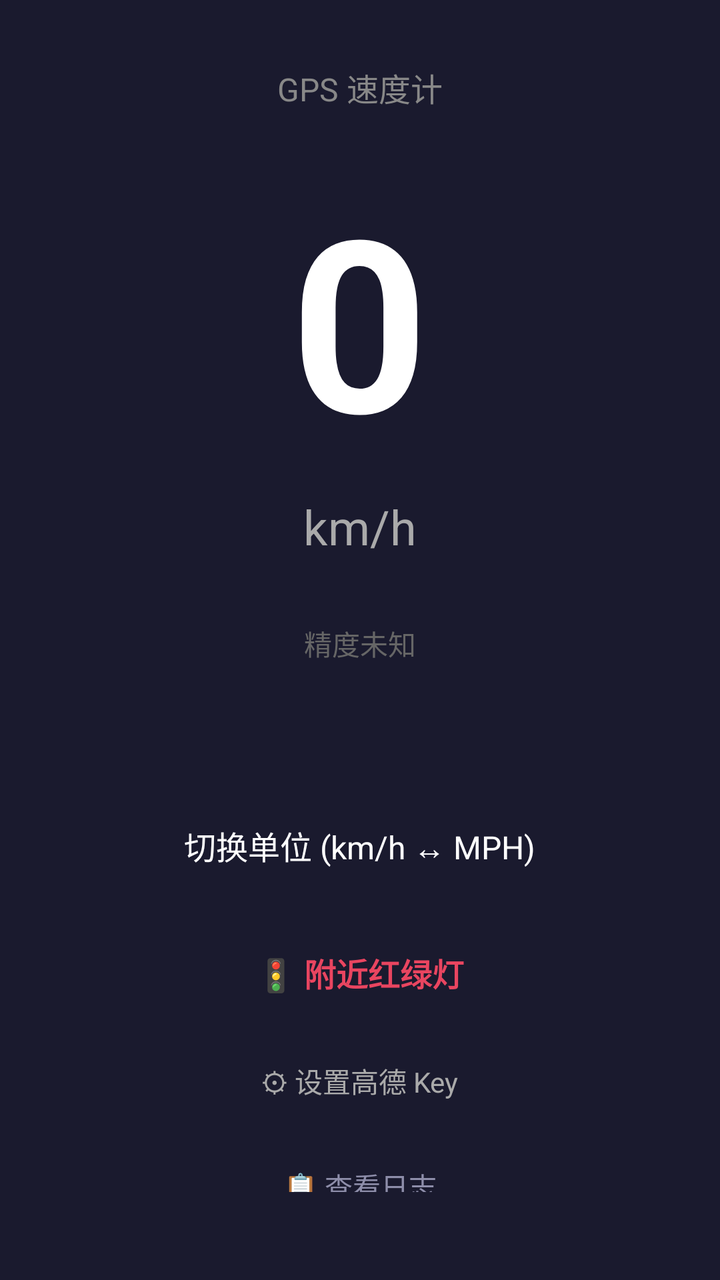
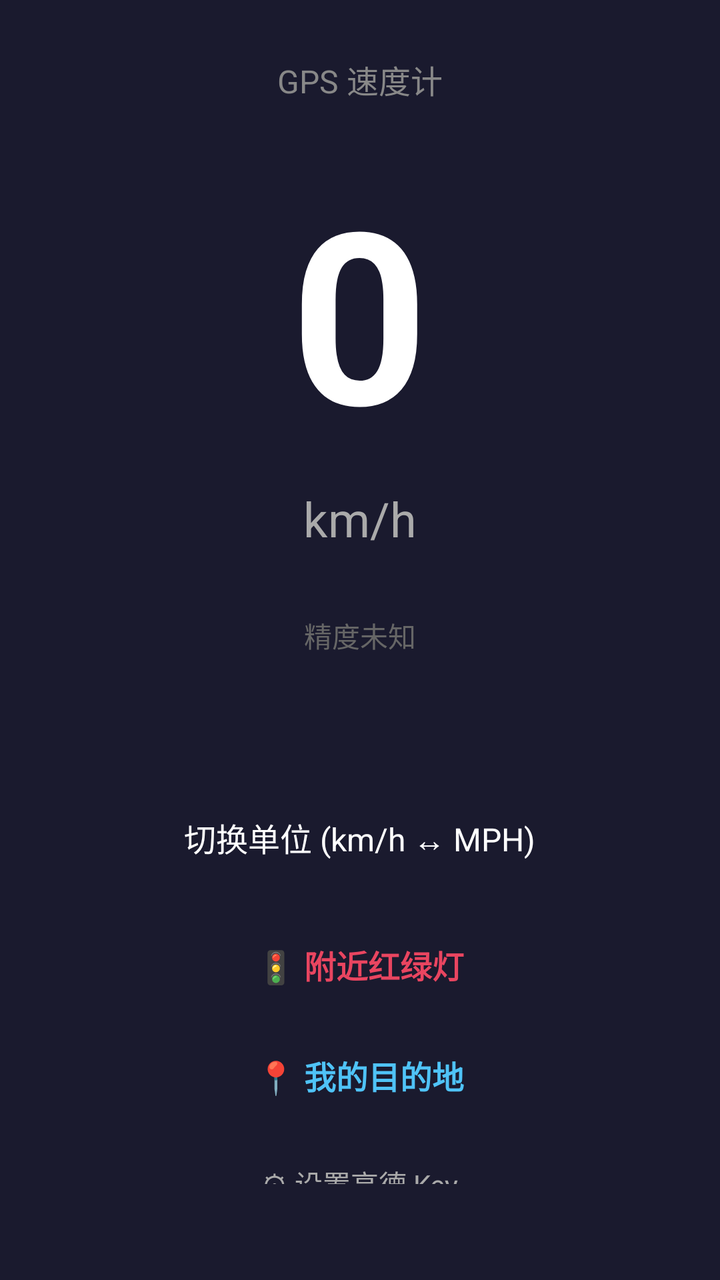

The first picture is an Android layout as it rendered before a commit; the second is the same layout after the commit. The layout source and the unified diff follow.
<!-- AndroidManifest.xml: application theme Theme.GpsSpeedometer -->
<!-- res/layout/activity_main.xml -->
<?xml version="1.0" encoding="utf-8"?>
<LinearLayout xmlns:android="http://schemas.android.com/apk/res/android"
    android:layout_width="match_parent"
    android:layout_height="match_parent"
    android:background="#1A1A2E"
    android:gravity="center"
    android:orientation="vertical"
    android:padding="32dp">

    <TextView
        android:layout_width="wrap_content"
        android:layout_height="wrap_content"
        android:text="@string/app_name"
        android:textColor="#888888"
        android:textSize="16sp" />

    <TextView
        android:id="@+id/tv_speed"
        android:layout_width="wrap_content"
        android:layout_height="wrap_content"
        android:layout_marginTop="24dp"
        android:text="0"
        android:textColor="#FFFFFF"
        android:textSize="120sp"
        android:textStyle="bold" />

    <TextView
        android:id="@+id/tv_unit"
        android:layout_width="wrap_content"
        android:layout_height="wrap_content"
        android:layout_marginTop="8dp"
        android:text="km/h"
        android:textColor="#AAAAAA"
        android:textSize="24sp" />

    <TextView
        android:id="@+id/tv_accuracy"
        android:layout_width="wrap_content"
        android:layout_height="wrap_content"
        android:layout_marginTop="32dp"
        android:text="@string/accuracy_unknown"
        android:textColor="#666666"
        android:textSize="14sp" />

    <TextView
        android:id="@+id/tv_source"
        android:layout_width="wrap_content"
        android:layout_height="wrap_content"
        android:layout_marginTop="8dp"
        android:textColor="#666666"
        android:textSize="14sp" />

    <TextView
        android:id="@+id/btn_toggle_unit"
        android:layout_width="wrap_content"
        android:layout_height="wrap_content"
        android:layout_marginTop="40dp"
        android:background="?attr/selectableItemBackground"
        android:paddingHorizontal="24dp"
        android:paddingVertical="12dp"
        android:text="@string/toggle_unit"
        android:textColor="#FFFFFF"
        android:textSize="16sp" />

    <TextView
        android:id="@+id/btn_navi"
        android:layout_width="wrap_content"
        android:layout_height="wrap_content"
        android:layout_marginTop="16dp"
        android:background="?attr/selectableItemBackground"
        android:paddingHorizontal="24dp"
        android:paddingVertical="12dp"
        android:text="@string/btn_navi"
        android:textColor="#E94560"
        android:textSize="16sp"
        android:textStyle="bold" />

    <TextView
        android:id="@+id/btn_key_settings"
        android:layout_width="wrap_content"
        android:layout_height="wrap_content"
        android:layout_marginTop="8dp"
        android:background="?attr/selectableItemBackground"
        android:paddingHorizontal="24dp"
        android:paddingVertical="12dp"
        android:text="@string/btn_key_settings"
        android:textColor="#AAAAAA"
        android:textSize="14sp" />

    <TextView
        android:id="@+id/btn_log"
        android:layout_width="wrap_content"
        android:layout_height="wrap_content"
        android:layout_marginTop="8dp"
        android:background="?attr/selectableItemBackground"
        android:paddingHorizontal="24dp"
        android:paddingVertical="12dp"
        android:text="@string/btn_log"
        android:textColor="#8E8EAA"
        android:textSize="14sp" />

</LinearLayout>
<!-- resources referenced by this layout -->
<resources>
  <string name="accuracy_unknown">精度未知</string>
  <string name="app_name">GPS 速度计</string>
  <string name="btn_key_settings">⚙ 设置高德 Key</string>
  <string name="btn_log">📋 查看日志</string>
  <string name="btn_navi">🚦 附近红绿灯</string>
  <string name="toggle_unit">切换单位 (km/h ↔ MPH)</string>
  <style name="Theme.GpsSpeedometer" parent="Theme.Material3.DayNight.NoActionBar">
          <item name="colorPrimary">@color/colorPrimary</item>
          <item name="colorOnPrimary">#FFFFFF</item>
          <item name="android:statusBarColor">@color/colorPrimary</item>
      </style>
  <color name="colorPrimary">#16213E</color>
</resources>

<!-- the commit's change to res/layout/activity_main.xml (unified diff, before → after) -->
@@ -76,6 +76,19 @@
         android:textStyle="bold" />
 
     <TextView
+        android:id="@+id/btn_dest"
+        android:layout_width="wrap_content"
+        android:layout_height="wrap_content"
+        android:layout_marginTop="8dp"
+        android:background="?attr/selectableItemBackground"
+        android:paddingHorizontal="24dp"
+        android:paddingVertical="12dp"
+        android:text="@string/btn_dest"
+        android:textColor="#4FC3F7"
+        android:textSize="16sp"
+        android:textStyle="bold" />
+
+    <TextView
         android:id="@+id/btn_key_settings"
         android:layout_width="wrap_content"
         android:layout_height="wrap_content"
<!-- resource entries referenced after the edit -->
@@ -2,6 +2,7 @@
 <resources>
   <string name="accuracy_unknown">精度未知</string>
   <string name="app_name">GPS 速度计</string>
+  <string name="btn_dest">📍 我的目的地</string>
   <string name="btn_key_settings">⚙ 设置高德 Key</string>
   <string name="btn_log">📋 查看日志</string>
   <string name="btn_navi">🚦 附近红绿灯</string>
